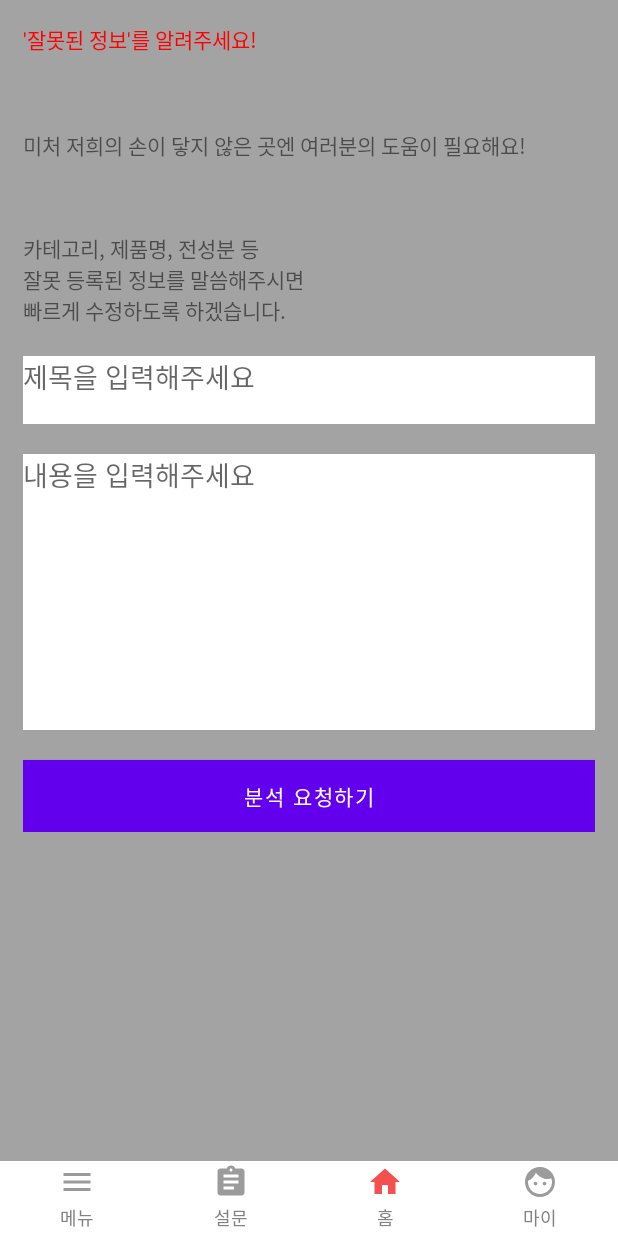
After one commit to sechany2/graduation, an Android app: the fragment Fragment_request placed in its activity, on a phone screen of 412 x 824 dp. The commit adds this screen. Run offline under Robolectric (Android 15) with nearby library versions, the phone set to English and light mode, and no system bars; our stand-ins replace Firebase (no records; nobody signed in at launch, a user with empty details on screens opened directly).

Commit message:
문의 하기 분석 요청하기 기능 추가

```diff
--- a/app/src/main/java/com/example/graduation/Activity/MainActivity.java
+++ b/app/src/main/java/com/example/graduation/Activity/MainActivity.java
@@ -26,9 +26,14 @@ import android.widget.TextView;
 
 import com.example.graduation.Adapter.CustomAdapter;
 import com.example.graduation.Fragments.FragmentProduct;
+import com.example.graduation.Fragments.Fragment_announcement;
+import com.example.graduation.Fragments.Fragment_help;
+import com.example.graduation.Fragments.Fragment_request;
+import com.example.graduation.Fragments.Fragment_set;
 import com.example.graduation.Fragments.Fragmentadmin;
 import com.example.graduation.Fragments.Fragmentcategory;
 import com.example.graduation.Fragments.Fragmentmy;
+import com.example.graduation.Fragments.fragment_inquiry;
 import com.example.graduation.Object.Product;
 import com.example.graduation.R;
 import com.google.firebase.auth.FirebaseAuth;
@@ -63,7 +68,7 @@ public class MainActivity extends AppCompatActivity {
         super.onCreate(savedInstanceState);
         setContentView(R.layout.activity_main);
         FrameLayout frame =(FrameLayout)findViewById(R.id.frame);
-
+        FrameLayout menuframe = (FrameLayout)findViewById(R.id.fg_menu);
         //액션바
         Toolbar toolbar =findViewById(R.id.next_toolbar);
         setSupportActionBar(toolbar);
@@ -212,7 +217,7 @@ public class MainActivity extends AppCompatActivity {
         });
 
         //메뉴버튼
-         btn_menu = (Button)findViewById(R.id.btn_menu);
+        btn_menu = (Button)findViewById(R.id.btn_menu);
         drawerLayout = (DrawerLayout) findViewById(R.id.drawer_layout);
         drawerView = (View) findViewById(R.id.drawer);
 
@@ -243,22 +248,69 @@ public class MainActivity extends AppCompatActivity {
         });
 
         drawerLayout.setDrawerListener(listener);
-
         drawerView.setOnTouchListener(new View.OnTouchListener() {
             @Override
             public boolean onTouch(View view, MotionEvent motionEvent) {
                 return true;}
 
         });
+        TextView tv_manutitle = (TextView)findViewById(R.id.manu_title);
+
         //헬프 버튼
         dr_help = (View) findViewById(R.id.drawer_help);
         TextView tv_help = (TextView) findViewById(R.id.tv_help);
         tv_help.setOnClickListener(new View.OnClickListener() {
             @Override
             public void onClick(View view) {
+                tv_manutitle.setText("도움말");
                 drawerLayout.closeDrawers();
                 drawerLayout.openDrawer(dr_help);
+                replaceMenuFragment(Fragment_help.newInstance());
+            }
+        });
 
+        TextView tv_announcement = (TextView) findViewById(R.id.menutv_announcement);
+        tv_announcement.setOnClickListener(new View.OnClickListener() {
+            @Override
+            public void onClick(View view) {
+                tv_manutitle.setText("공지사항");
+                drawerLayout.closeDrawers();
+                drawerLayout.openDrawer(dr_help);
+                replaceMenuFragment(Fragment_announcement.newInstance());
+            }
+        });
+
+        TextView tv_request =(TextView)findViewById(R.id.menutv_request);
+        tv_request.setOnClickListener(new View.OnClickListener() {
+            @Override
+            public void onClick(View view) {
+                tv_manutitle.setText("분석 요청");
+                drawerLayout.closeDrawers();
+                drawerLayout.openDrawer(dr_help);
+                replaceMenuFragment(Fragment_request.newInstance());
+            }
+        });
+
+        TextView tv_set = (TextView)findViewById(R.id.menutv_set);
+        tv_set.setOnClickListener(new View.OnClickListener() {
+            @Override
+            public void onClick(View view) {
+                tv_manutitle.setText("설정");
+                drawerLayout.closeDrawers();
+                drawerLayout.openDrawer(dr_help);
+                replaceMenuFragment(Fragment_set.newInstance());
+            }
+        });
+
+
+        TextView tv_iquiry = (TextView) findViewById(R.id.menutv_inquiry);
+        tv_iquiry.setOnClickListener(new View.OnClickListener() {//문의하기 버튼
+            @Override
+            public void onClick(View view) {
+                tv_manutitle.setText("문의 하기");
+                drawerLayout.closeDrawers();
+                drawerLayout.openDrawer(dr_help);
+                replaceMenuFragment(fragment_inquiry.newInstance());
             }
         });
         //헬프 뒤로가기 버튼
@@ -353,6 +405,12 @@ public class MainActivity extends AppCompatActivity {
         fragmentTransaction.replace(R.id.frameProduct, fragment).commit();
     }
 
+    public  void replaceMenuFragment(Fragment fragment){
+        FragmentManager fragmentManager = getSupportFragmentManager();
+        FragmentTransaction fragmentTransaction = fragmentManager.beginTransaction();
+        fragmentTransaction.replace(R.id.fg_menu, fragment).commit();
+    }
+
 
     DrawerLayout.DrawerListener listener = new DrawerLayout.DrawerListener() {
         @Override
--- /dev/null
+++ b/app/src/main/java/com/example/graduation/Fragments/Fragment_request.java
@@ -0,0 +1,92 @@
+package com.example.graduation.Fragments;
+
+import android.app.AlertDialog;
+import android.content.Context;
+import android.content.DialogInterface;
+import android.os.Bundle;
+import android.view.LayoutInflater;
+import android.view.View;
+import android.view.ViewGroup;
+import android.widget.Button;
+import android.widget.EditText;
+
+import androidx.annotation.Nullable;
+import androidx.fragment.app.Fragment;
+
+import com.example.graduation.Activity.MainActivity;
+import com.example.graduation.Object.Request;
+import com.example.graduation.R;
+import com.google.firebase.auth.FirebaseAuth;
+import com.google.firebase.database.DatabaseReference;
+import com.google.firebase.database.FirebaseDatabase;
+
+import java.text.SimpleDateFormat;
+import java.util.Date;
+import java.util.Locale;
+import java.util.TimeZone;
+
+public class Fragment_request extends Fragment {
+    private String title;
+    private String contents;
+    private Context ct;
+    private EditText et_title;
+    private EditText et_contents;
+
+    public Fragment_request(){}
+
+    public static Fragment_request newInstance() {
+        Fragment_request fragment = new Fragment_request();
+        return fragment;
+    }
+
+    private DatabaseReference mRef; //실시간 데이터베이스
+
+    @Nullable
+    @Override
+    public View onCreateView(LayoutInflater inflater, @Nullable ViewGroup container, Bundle savedInstanceState) {
+        View view = inflater.inflate(R.layout.fragment_request, container, false);
+
+        mRef = FirebaseDatabase.getInstance().getReference();
+
+        et_title = view.findViewById(R.id.et_request_title);
+        et_contents = view.findViewById(R.id.et_request_contents);
+
+
+        ct = container.getContext();
+
+        Button btn_request = view.findViewById(R.id.btn_request);
+        btn_request.setOnClickListener(new View.OnClickListener() {
+            @Override
+            public void onClick(View view) {
+                AlertDialog.Builder dlg = new AlertDialog.Builder(ct);
+                dlg.setTitle("요청 완료");
+                dlg.setMessage("요청 해주셔서 감사합니다.\n검토후 추가하겠습니다.");
+                dlg.setPositiveButton("확인", new DialogInterface.OnClickListener() {
+                    @Override
+                    public void onClick(DialogInterface dialogInterface, int i) {
+
+                    }
+                });
+                dlg.show();
+                title = et_title.getText().toString();
+                contents = et_contents.getText().toString();
+                Request request = new Request();
+                request.setTitle(title);
+                request.setContents(contents);
+
+                TimeZone tz;                                        // 객체 생성
+                tz = TimeZone.getTimeZone("Asia/Seoul");  // TimeZone에 표준시 설정
+                Date date = new Date();
+                SimpleDateFormat now = new SimpleDateFormat("yyyy-MM-dd kk:mm:ss", Locale.KOREAN);
+                now.setTimeZone(tz);
+                String getTime = now.format(date);
+
+                mRef.child(getTime).setValue(request);
+            }
+        });
+
+        return  view;
+    }
+
+
+}
--- /dev/null
+++ b/app/src/main/res/layout/fragment_request.xml
@@ -0,0 +1,64 @@
+<?xml version="1.0" encoding="utf-8"?>
+<FrameLayout
+    xmlns:android="http://schemas.android.com/apk/res/android"
+    android:layout_width="match_parent"
+    android:layout_height="match_parent">
+    <LinearLayout
+        android:layout_width="match_parent"
+        android:layout_height="match_parent"
+        android:background="#A3A3A3"
+        android:orientation="vertical">
+ <LinearLayout
+     android:layout_width="match_parent"
+     android:layout_height="wrap_content"
+     android:orientation="vertical"
+     android:layout_margin="15dp">
+        <TextView
+            android:id="@+id/textView14"
+            android:layout_width="match_parent"
+            android:layout_height="wrap_content"
+            android:layout_marginBottom="50dp"
+          android:textColor="#FF0000"
+            android:text="'잘못된 정보'를 알려주세요!" />
+
+        <TextView
+            android:id="@+id/textView15"
+            android:layout_width="match_parent"
+            android:layout_height="wrap_content"
+          android:layout_marginBottom="20dp"
+            android:text="미처 저희의 손이 닿지 않은 곳엔 여러분의 도움이 필요해요!\n\n\n\n카테고리, 제품명, 전성분 등\n잘못 등록된 정보를 말씀해주시면\n빠르게 수정하도록 하겠습니다." />
+
+
+     <EditText
+         android:id="@+id/et_request_title"
+         android:layout_width="match_parent"
+         android:layout_height="45dp"
+         android:ems="10"
+         android:gravity="start|top"
+
+         android:hint="제목을 입력해주세요"
+         android:background="@color/white"
+         android:layout_marginBottom="20dp"
+         android:inputType="textMultiLine" />
+
+     <EditText
+         android:id="@+id/et_request_contents"
+         android:layout_width="match_parent"
+         android:layout_height="184dp"
+         android:hint="내용을 입력해주세요"
+         android:ems="10"
+         android:background="@color/white"
+         android:gravity="start|top"
+         android:inputType="textMultiLine"
+         android:layout_marginBottom="20dp"/>
+
+        <Button
+            android:id="@+id/btn_request"
+            android:layout_width="match_parent"
+            android:layout_height="wrap_content"
+            android:background="#575757"
+      android:textColor="@color/white"
+            android:text="분석 요청하기" />
+    </LinearLayout>
+    </LinearLayout>
+</FrameLayout>
```
Also changed, not shown: app/src/main/java/com/example/graduation/Fragments/Fragment_announcement.java (added, +32 -0 lines), app/src/main/java/com/example/graduation/Fragments/Fragment_full_request.java (added, +32 -0 lines), app/src/main/java/com/example/graduation/Fragments/Fragment_help.java (added, +32 -0 lines), app/src/main/java/com/example/graduation/Fragments/Fragment_set.java (added, +32 -0 lines), app/src/main/java/com/example/graduation/Fragments/fragment_inquiry.java (added, +90 -0 lines), app/src/main/java/com/example/graduation/Object/Request.java (added, +24 -0 lines), app/src/main/res/layout/drawer_help.xml (+12 -3 lines), app/src/main/res/layout/fargment_help.xml (added, +24 -0 lines), app/src/main/res/layout/fragment_full_request.xml (added, +16 -0 lines), app/src/main/res/layout/fragment_inquiry.xml (added, +58 -0 lines), app/src/main/res/layout/fragment_set.xml (added, +55 -0 lines), app/src/main/res/layout/frgment_announcement.xml (added, +24 -0 lines).
